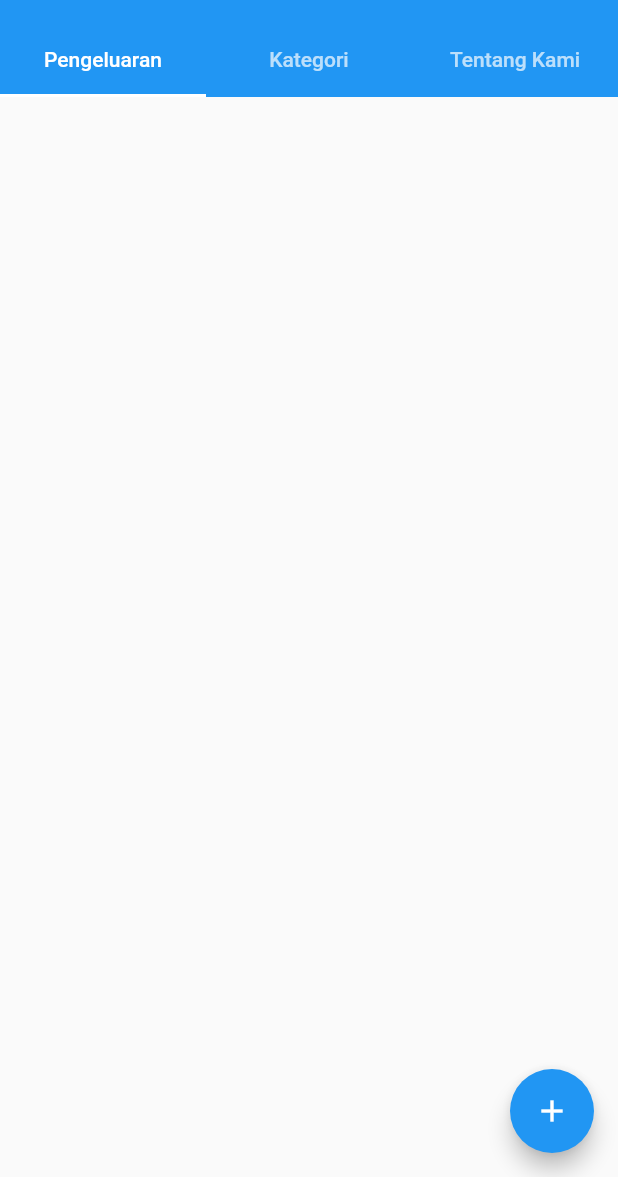
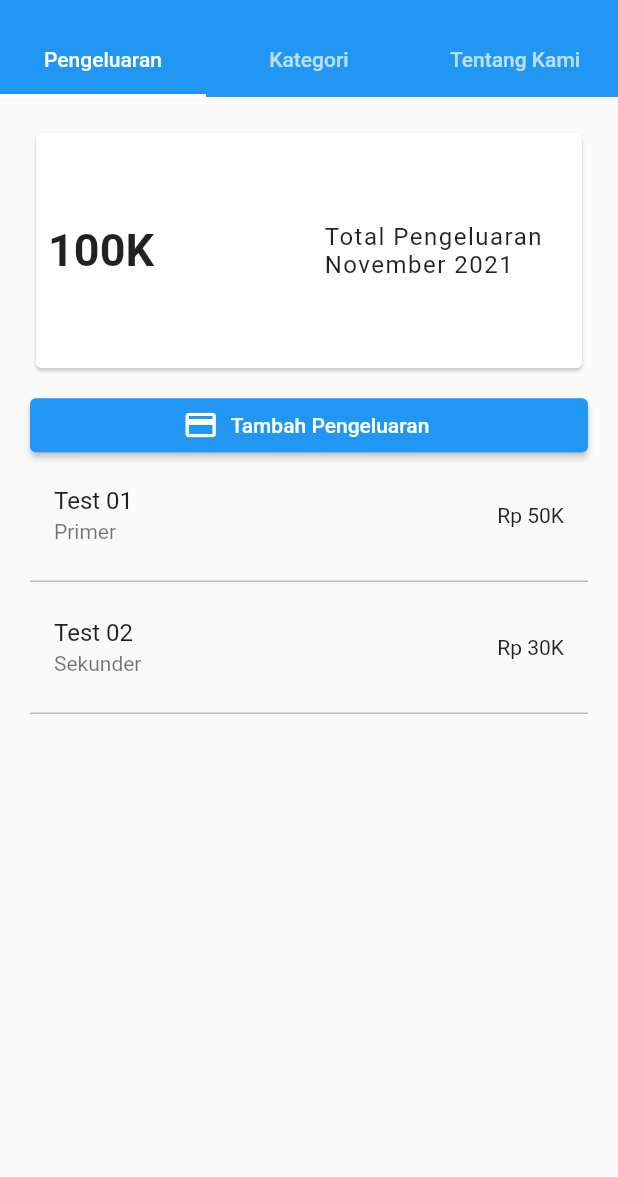
Before and after one commit to jmiryas/spending_app, a Flutter app: the screen it shows after launch, on a phone screen of 412 x 824 dp, the part 59-1236 px from its top. Run offline on Flutter 3.47's test engine with Material 2 defaults, Android fonts, the phone set to English and light mode, and no system bars; our stand-ins replace bloc, equatable, flutter_bloc.

Commit message:
Add routes and spending bloc

```diff
--- a/lib/bloc/category/category_bloc.dart
+++ b/lib/bloc/category/category_bloc.dart
@@ -17,7 +17,7 @@ class CategoryBloc extends Bloc<CategoryEvent, CategoryState> {
     emit(CategoryLoadingState());
 
     try {
-      await Future.delayed(const Duration(seconds: 0)).whenComplete(
+      await Future.delayed(const Duration(seconds: 1)).whenComplete(
         () => emit(
           CategoryLoadedState(categories: categoryList),
         ),
--- /dev/null
+++ b/lib/bloc/spending/spending_bloc.dart
@@ -0,0 +1,38 @@
+import 'package:bloc/bloc.dart';
+import 'package:equatable/equatable.dart';
+
+import '../../data/data.dart';
+import '../../models/spending_model.dart';
+
+part 'spending_event.dart';
+part 'spending_state.dart';
+
+class SpendingBloc extends Bloc<SpendingEvent, SpendingState> {
+  SpendingBloc() : super(SpendingLoadingState()) {
+    on<SpendingStartedEvent>(_onSpendingStartedEvent);
+  }
+
+  void _onSpendingStartedEvent(
+      SpendingStartedEvent event, Emitter<SpendingState> emit) async {
+    emit(SpendingLoadingState());
+
+    try {
+      await Future.delayed(const Duration(seconds: 1)).whenComplete(
+        () => emit(
+          const SpendingLoadedState(spendingList: [
+            SpendingModel(
+                id: "id-01",
+                label: "Test 01",
+                categoryType: CategoryType.primer,
+                total: 50000),
+            SpendingModel(
+                id: "id-02",
+                label: "Test 02",
+                categoryType: CategoryType.sekunder,
+                total: 30000),
+          ]),
+        ),
+      );
+    } catch (error) {}
+  }
+}
--- /dev/null
+++ b/lib/bloc/spending/spending_event.dart
@@ -0,0 +1,10 @@
+part of 'spending_bloc.dart';
+
+abstract class SpendingEvent extends Equatable {
+  const SpendingEvent();
+
+  @override
+  List<Object> get props => [];
+}
+
+class SpendingStartedEvent extends SpendingEvent {}
--- /dev/null
+++ b/lib/bloc/spending/spending_state.dart
@@ -0,0 +1,29 @@
+part of 'spending_bloc.dart';
+
+abstract class SpendingState extends Equatable {
+  const SpendingState();
+
+  @override
+  List<Object> get props => [];
+}
+
+class SpendingLoadingState extends SpendingState {}
+
+class SpendingLoadedState extends SpendingState {
+  final List<SpendingModel> spendingList;
+
+  const SpendingLoadedState({
+    this.spendingList = const [],
+  });
+
+  SpendingLoadedState copyWith({List<SpendingModel>? newSpendingList}) {
+    return SpendingLoadedState(
+      spendingList: newSpendingList ?? spendingList,
+    );
+  }
+
+  @override
+  List<Object> get props => [spendingList];
+}
+
+class SpendingErrorState extends SpendingState {}
--- a/lib/data/data.dart
+++ b/lib/data/data.dart
@@ -8,6 +8,16 @@ enum CategoryType {
   primer,
   sekunder,
   tersier,
+}
+
+String getCategoryTypeString(CategoryType type) {
+  if (type == CategoryType.primer) {
+    return "Primer";
+  } else if (type == CategoryType.sekunder) {
+    return "Sekunder";
+  } else {
+    return "Tersier";
+  }
 }
 
 final List<CategoryModel> categoryList = [
--- a/lib/main.dart
+++ b/lib/main.dart
@@ -1,9 +1,11 @@
 import 'package:flutter/material.dart';
 import 'package:flutter_bloc/flutter_bloc.dart';
 
-import '../screens/home_screen.dart';
+import '../routes/app_router.dart';
 import '../simple_bloc_observer.dart';
+import '../routes/custom_app_route.dart';
 import '../bloc/category/category_bloc.dart';
+import '../bloc/spending/spending_bloc.dart';
 
 void main() {
   BlocOverrides.runZoned(
@@ -25,11 +27,18 @@ class MyApp extends StatelessWidget {
                 CategoryStartedEvent(),
               ),
           ),
+          BlocProvider(
+            create: (context) => SpendingBloc()
+              ..add(
+                SpendingStartedEvent(),
+              ),
+          ),
         ],
         child: const MaterialApp(
           debugShowCheckedModeBanner: false,
           title: "Spending App",
-          home: HomeScreen(),
+          onGenerateRoute: AppRouter.onGenerateRoute,
+          initialRoute: CustomAppRoute.homeScreen,
         ));
   }
 }
--- /dev/null
+++ b/lib/models/spending_model.dart
@@ -0,0 +1,20 @@
+import 'package:equatable/equatable.dart';
+
+import 'package:spendig_app/data/data.dart';
+
+class SpendingModel extends Equatable {
+  final String id;
+  final String label;
+  final CategoryType categoryType;
+  final double total;
+
+  const SpendingModel({
+    required this.id,
+    required this.label,
+    required this.categoryType,
+    required this.total,
+  });
+
+  @override
+  List<Object> get props => [id, label, categoryType, total];
+}
--- /dev/null
+++ b/lib/routes/app_router.dart
@@ -0,0 +1,22 @@
+import 'package:flutter/cupertino.dart';
+
+import '../screens/home_screen.dart';
+import '../screens/error_screen.dart';
+import '../routes/custom_app_route.dart';
+import '../screens/new_spending_screen.dart';
+
+class AppRouter {
+  static Route onGenerateRoute(RouteSettings settings) {
+    switch (settings.name) {
+      case CustomAppRoute.homeScreen:
+        return CustomAppRoute.goToRoute(
+            const HomeScreen(), CustomAppRoute.homeScreen);
+      case CustomAppRoute.newSpendingScreen:
+        return CustomAppRoute.goToRoute(
+            const NewSpendingScreen(), CustomAppRoute.newSpendingScreen);
+      default:
+        return CustomAppRoute.goToRoute(
+            const ErrorScreen(), CustomAppRoute.errorScreen);
+    }
+  }
+}
--- /dev/null
+++ b/lib/routes/custom_app_route.dart
@@ -0,0 +1,16 @@
+import 'package:flutter/material.dart';
+
+class CustomAppRoute {
+  // * Routes:
+
+  static const String homeScreen = "/";
+  static const String errorScreen = "/error";
+  static const String newSpendingScreen = "/new-spending";
+
+  // * Go to route:
+
+  static Route goToRoute(dynamic screen, String routeName) {
+    return MaterialPageRoute(
+        settings: RouteSettings(name: routeName), builder: (context) => screen);
+  }
+}
--- a/lib/screens/home_screen.dart
+++ b/lib/screens/home_screen.dart
@@ -1,7 +1,9 @@
 import 'package:flutter/material.dart';
+import 'package:spendig_app/widgets/spending_list_widget.dart';
 
 import '../widgets/category_list_widget.dart';
 import '../widgets/sliver_appbar_widget.dart';
+import '../widgets/total_expenses_widget.dart';
 
 class HomeScreen extends StatelessWidget {
   const HomeScreen({Key? key}) : super(key: key);
@@ -9,17 +11,29 @@ class HomeScreen extends StatelessWidget {
   @override
   Widget build(BuildContext context) {
     return Scaffold(
-      body: const DefaultTabController(
+      body: DefaultTabController(
           length: 3,
           child: TabBarView(children: [
             CustomScrollView(
               slivers: [
-                SliverAppBarWidget(
+                const SliverAppBarWidget(
                   title: "Spending App",
                 ),
+                const TotalExpensesWidget(),
+                SliverPadding(
+                  padding: const EdgeInsets.fromLTRB(20.0, 0.0, 20.0, 0.0),
+                  sliver: SliverToBoxAdapter(
+                    child: ElevatedButton.icon(
+                      onPressed: () {},
+                      icon: const Icon(Icons.payment),
+                      label: const Text("Tambah Pengeluaran"),
+                    ),
+                  ),
+                ),
+                const SpendingListWidget()
               ],
             ),
-            CustomScrollView(
+            const CustomScrollView(
               slivers: [
                 SliverAppBarWidget(
                   title: "Spending App",
@@ -27,7 +41,7 @@ class HomeScreen extends StatelessWidget {
                 CategoryListWidget()
               ],
             ),
-            CustomScrollView(
+            const CustomScrollView(
               slivers: [
                 SliverAppBarWidget(
                   title: "Spending App",
@@ -35,10 +49,6 @@ class HomeScreen extends StatelessWidget {
               ],
             ),
           ])),
-      floatingActionButton: FloatingActionButton(
-        onPressed: () {},
-        child: const Icon(Icons.add),
-      ),
     );
   }
 }
--- a/pubspec.yaml
+++ b/pubspec.yaml
@@ -34,6 +34,7 @@ dependencies:
   # The following adds the Cupertino Icons font to your application.
   # Use with the CupertinoIcons class for iOS style icons.
   uuid: ^3.0.5
+  intl: ^0.17.0
   equatable: ^2.0.3
   sqflite: ^2.0.0+4
   flutter_bloc: ^8.0.0
```
Also changed, not shown: lib/screens/error_screen.dart (added, +15 -0 lines), lib/screens/new_spending_screen.dart (added, +15 -0 lines), lib/widgets/spending_list_widget.dart (added, +77 -0 lines), lib/widgets/total_expenses_widget.dart (added, +49 -0 lines), pubspec.lock.
